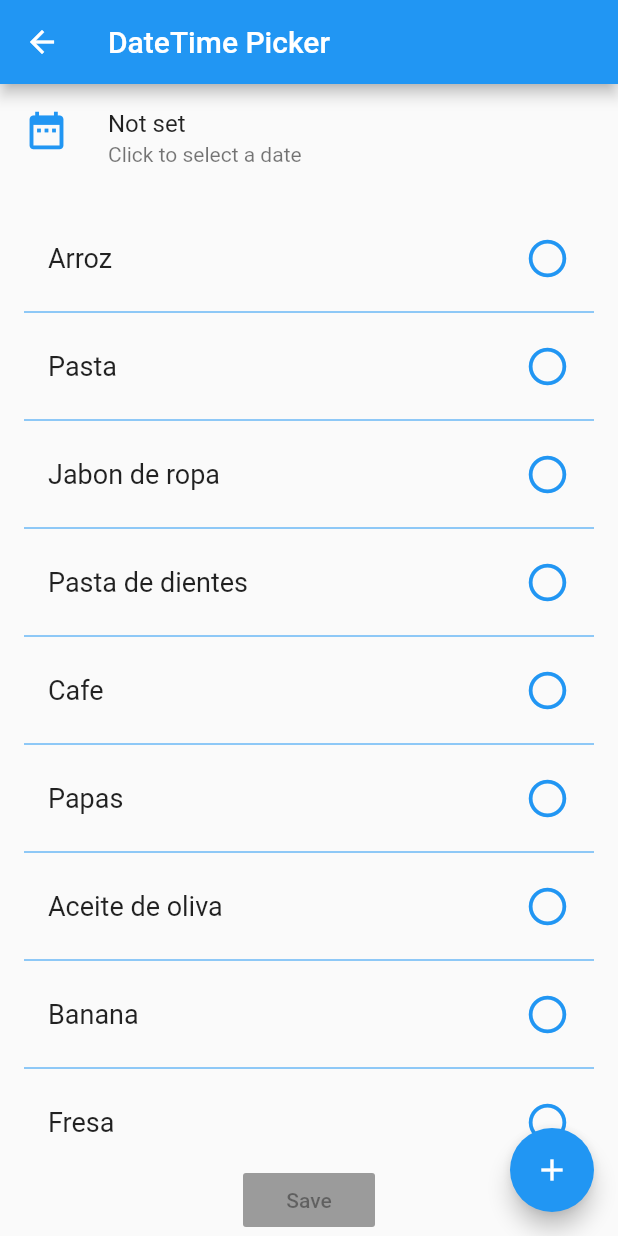
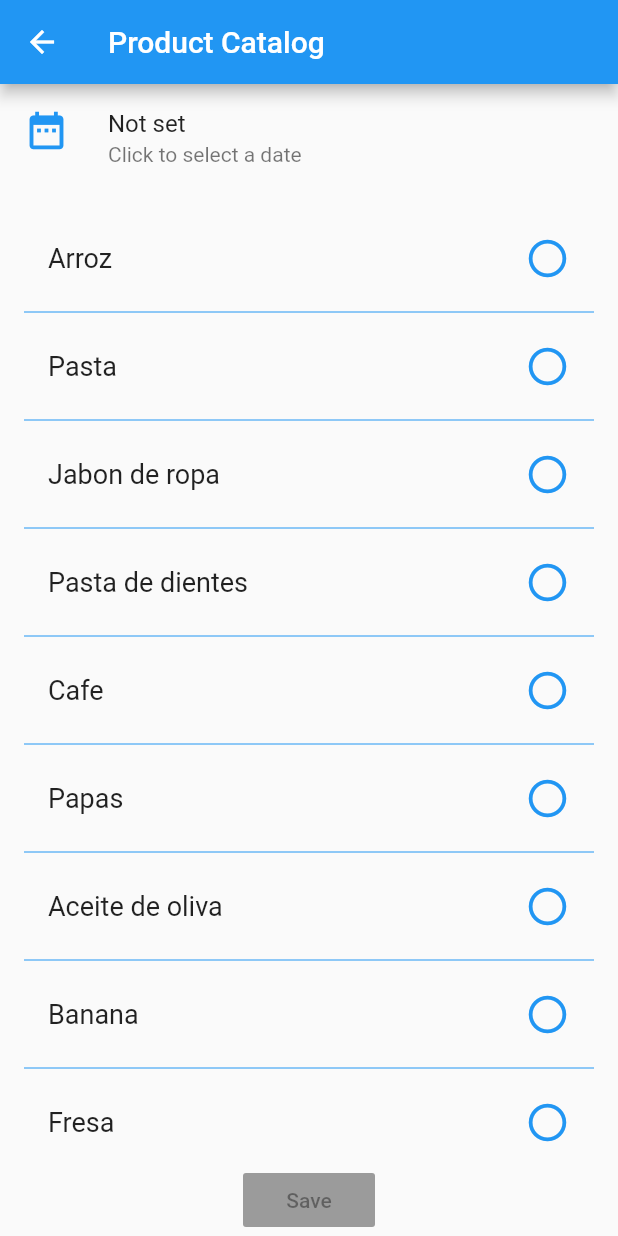
Before and after one commit to javiersantossanchez/shooping_list, a Flutter app: the screen it shows after launch, after a tap on the "add" icon, on a phone screen of 412 x 824 dp. Run offline on Flutter 3.47's test engine with Material 2 defaults, Android fonts, the phone set to English and light mode, and no system bars; network calls fail.

Commit message:
Change title screen

```diff
--- a/lib/ui/ShoppingScheduleFormScreen.dart
+++ b/lib/ui/ShoppingScheduleFormScreen.dart
@@ -130,7 +130,7 @@ class ShoppingScheduleFormState extends State<ShoppingScheduleFormScreen> {
 
     return Scaffold(
       appBar: AppBar(
-        title: Text('DateTime Picker'),
+        title: Text('Product Catalog'),
       ),
       body: Column(children: <Widget>[
         _getDatePickerView(),
@@ -142,9 +142,6 @@ class ShoppingScheduleFormState extends State<ShoppingScheduleFormScreen> {
         ),
         //      ,)
       ]),
-      floatingActionButton: FloatingActionButton(
-        child: Icon(Icons.add),
-      ),
     );
   }
 }
--- a/lib/ui/ShoppingSchedulerCatalogScreen.dart
+++ b/lib/ui/ShoppingSchedulerCatalogScreen.dart
@@ -37,7 +37,7 @@ class ShoppingSchedulerCatalogScreenState extends State<ShoppingSchedulerCatalog
   Widget build(BuildContext context) {
     return Scaffold(
       appBar: AppBar(
-        title: Text('Shopping day  aaaaaa'),
+        title: Text('Shopping Scheduler'),
         actions: <Widget>[
           getAdminMenu(context),
         ],
--- a/lib/ui/ShoppingSchedulerDetailScreen.dart
+++ b/lib/ui/ShoppingSchedulerDetailScreen.dart
@@ -24,7 +24,7 @@ class ShoppingSchedulerDetailScreenState extends State<ShoppingSchedulerDetailSc
   Widget build(BuildContext context) {
     return Scaffold(
       appBar: AppBar(
-        title: Text('Shopping day'),
+        title: Text('Product List'),
       ),
       body:  Column(children: <Widget>[
         ProductListingWidget(this._id),
```
